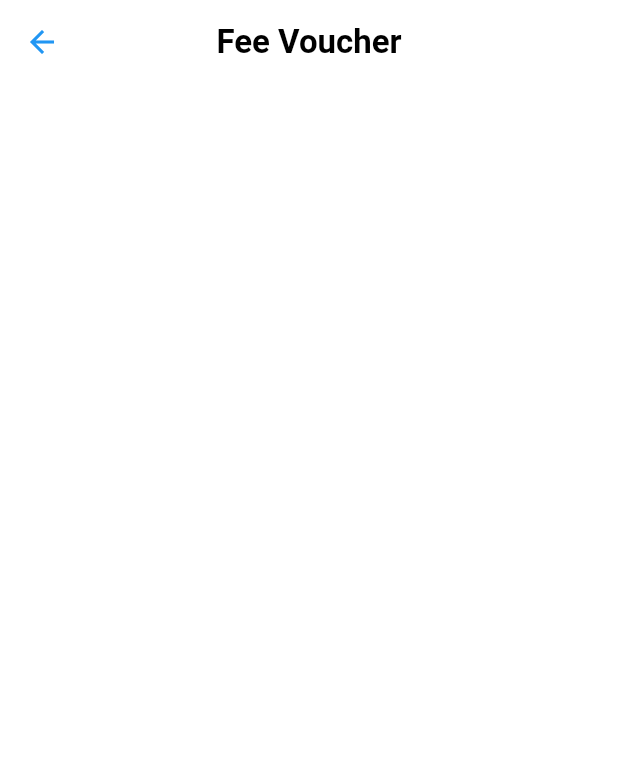
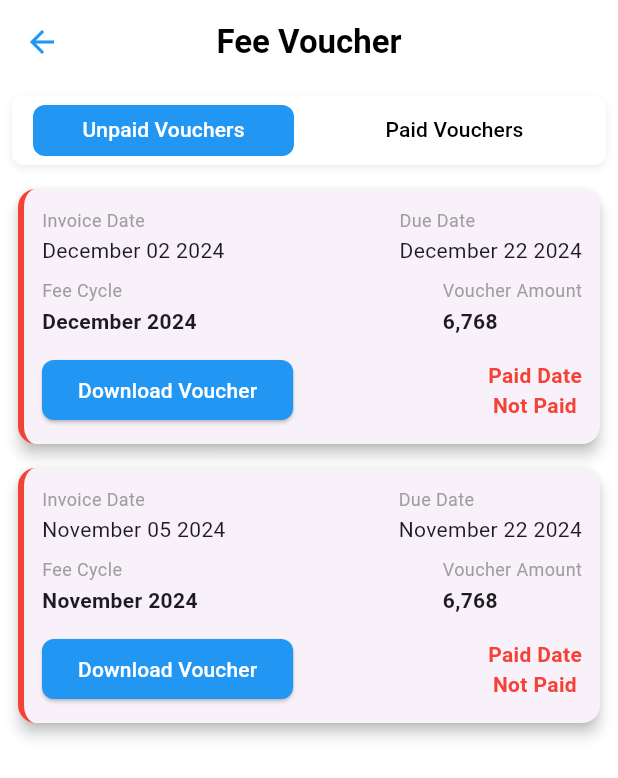
Before and after one commit to Syed-Sabeer/SM-Public-School-Flutter-App, a Flutter app: the FeeVoucherView screen opened directly, on a phone screen of 412 x 824 dp. Shown: the top 778 px of the screen. Run offline on Flutter 3.47's test engine with Material 3 defaults, Android fonts, the phone set to English and light mode, and no system bars; our stand-ins replace cloud_firestore, firebase_auth, firebase_core, flutter_svg, pdf, permission_handler; accounts and stored records are empty; project files that could hold a hidden picture were left out.

Commit message:
fee voucher pages updated

```diff
--- a/lib/main/inner_pages/fee_voucher.dart
+++ b/lib/main/inner_pages/fee_voucher.dart
@@ -1,17 +1,66 @@
 import 'package:flutter/material.dart';
 import '../widgets/app_bar.dart';
-
+import '../widgets/horizontaltab.dart';
+import 'widgets/fee_voucher_widget.dart';
 
 class FeeVoucherView extends StatelessWidget {
   const FeeVoucherView({super.key});
+
   @override
   Widget build(BuildContext context) {
     return Scaffold(
-        appBar: const CustomAppBar(
+      appBar: const CustomAppBar(
         title: 'Fee Voucher',
         isDashboard: false,
       ),
       backgroundColor: Colors.white,
-      );
+      body: HorizontalTab(
+        tabs: ['Unpaid Vouchers', 'Paid Vouchers'],
+        contents: [
+          // Unpaid Vouchers Tab Content
+          ListView(
+            children: const [
+              FeeVoucherWidget(
+                invoiceDate: 'December 02 2024',
+                dueDate: 'December 22 2024',
+                feeCycle: 'December 2024',
+                voucherAmount: '6,768',
+                paidDate: 'Not Paid',
+                isPaid: false,
+              ),
+              FeeVoucherWidget(
+                invoiceDate: 'November 05 2024',
+                dueDate: 'November 22 2024',
+                feeCycle: 'November 2024',
+                voucherAmount: '6,768',
+                paidDate: 'Not Paid',
+                isPaid: false,
+              ),
+            ],
+          ),
+          // Paid Vouchers Tab Content
+          ListView(
+            children: const [
+              FeeVoucherWidget(
+                invoiceDate: 'October 01 2024',
+                dueDate: 'October 22 2024',
+                feeCycle: 'October 2024',
+                voucherAmount: '6,768',
+                paidDate: 'October 04 2024',
+                isPaid: true,
+              ),
+              FeeVoucherWidget(
+                invoiceDate: 'November 05 2024',
+                dueDate: 'November 22 2024',
+                feeCycle: 'November 2024',
+                voucherAmount: '6,768',
+                paidDate: 'November 15 2024',
+                isPaid: true,
+              ),
+            ],
+          ),
+        ],
+      ),
+    );
   }
 }
--- /dev/null
+++ b/lib/main/inner_pages/widgets/fee_voucher_widget.dart
@@ -0,0 +1,119 @@
+import 'package:flutter/material.dart';
+
+class FeeVoucherWidget extends StatelessWidget {
+  final String invoiceDate;
+  final String dueDate;
+  final String feeCycle;
+  final String voucherAmount;
+  final String paidDate;
+  final bool isPaid;
+
+  const FeeVoucherWidget({
+    super.key,
+    required this.invoiceDate,
+    required this.dueDate,
+    required this.feeCycle,
+    required this.voucherAmount,
+    required this.paidDate,
+    this.isPaid = false,
+  });
+
+  @override
+  Widget build(BuildContext context) {
+    return Card(
+      margin: const EdgeInsets.symmetric(horizontal: 12, vertical: 8),
+      shape: RoundedRectangleBorder(
+        borderRadius: BorderRadius.circular(12),
+      ),
+      elevation: 4,
+      child: Container(
+        padding: const EdgeInsets.all(12),
+        decoration: BoxDecoration(
+          borderRadius: BorderRadius.circular(12),
+          border: Border(
+            left: BorderSide(
+              color: isPaid ? Colors.green : Colors.red,
+              width: 4,
+            ),
+          ),
+        ),
+        child: Column(
+          crossAxisAlignment: CrossAxisAlignment.start,
+          children: [
+            // Top Row - Invoice Date and Due Date
+            Row(
+              mainAxisAlignment: MainAxisAlignment.spaceBetween,
+              children: [
+                _buildDetail('Invoice Date', invoiceDate),
+                _buildDetail('Due Date', dueDate),
+              ],
+            ),
+            const SizedBox(height: 8),
+
+            // Middle Row - Fee Cycle and Voucher Amount
+            Row(
+              mainAxisAlignment: MainAxisAlignment.spaceBetween,
+              children: [
+                _buildDetail('Fee Cycle', feeCycle, bold: true),
+                _buildDetail('Voucher Amount', voucherAmount, bold: true),
+              ],
+            ),
+            const SizedBox(height: 12),
+
+            // Download Button and Paid Date
+            Row(
+              mainAxisAlignment: MainAxisAlignment.spaceBetween,
+              children: [
+                ElevatedButton(
+                  onPressed: () {
+                    // Handle download logic here
+                  },
+                  style: ElevatedButton.styleFrom(
+                    backgroundColor: Colors.blue,
+                    shape: RoundedRectangleBorder(
+                      borderRadius: BorderRadius.circular(8),
+                    ),
+                  ),
+                  child: const Text(
+                    'Download Voucher',
+                    style: TextStyle(color: Colors.white),
+                  ),
+                ),
+                Text(
+                  'Paid Date\n$paidDate',
+                  style: TextStyle(
+                    color: isPaid ? Colors.green : Colors.red,
+                    fontSize: 14,
+                    fontWeight: FontWeight.bold,
+                  ),
+                  textAlign: TextAlign.center,
+                ),
+              ],
+            ),
+          ],
+        ),
+      ),
+    );
+  }
+
+  // Helper Method to Build Details
+  Widget _buildDetail(String title, String value, {bool bold = false}) {
+    return Column(
+      crossAxisAlignment: CrossAxisAlignment.start,
+      children: [
+        Text(
+          title,
+          style: const TextStyle(fontSize: 12, color: Colors.grey),
+        ),
+        const SizedBox(height: 2),
+        Text(
+          value,
+          style: TextStyle(
+            fontSize: 14,
+            fontWeight: bold ? FontWeight.bold : FontWeight.normal,
+          ),
+        ),
+      ],
+    );
+  }
+}
--- /dev/null
+++ b/lib/main/widgets/horizontalTab.dart
@@ -0,0 +1,67 @@
+import 'package:flutter/material.dart';
+
+class HorizontalTab extends StatelessWidget {
+  final List<String> tabs; // Tab titles
+  final List<Widget> contents; // Tab contents
+
+  const HorizontalTab({
+    super.key,
+    required this.tabs,
+    required this.contents,
+  }) : assert(tabs.length == contents.length,
+            'Tabs and contents length must be equal');
+
+  @override
+  Widget build(BuildContext context) {
+    return DefaultTabController(
+      length: tabs.length, // Number of tabs dynamically
+      child: Column(
+        children: [
+          // TabBar with a custom look
+          Container(
+            margin: const EdgeInsets.symmetric(horizontal: 8, vertical: 8),
+            padding: const EdgeInsets.all(4),
+            decoration: BoxDecoration(
+              color: Colors.white,
+              borderRadius: BorderRadius.circular(8),
+              boxShadow: [
+                BoxShadow(
+                  color: Colors.grey.withOpacity(0.2),
+                  blurRadius: 4,
+                  offset: const Offset(0, 2),
+                ),
+              ],
+            ),
+            child: TabBar(
+              labelColor: Colors.white,
+              unselectedLabelColor: Colors.black,
+              indicator: BoxDecoration(
+                color: Colors.blue, // Active tab background
+                borderRadius: BorderRadius.circular(8),
+              ),
+              dividerColor: Colors.transparent, // Remove bottom border
+              indicatorPadding: const EdgeInsets.all(2),
+              labelPadding: const EdgeInsets.symmetric(horizontal: 8),
+              tabs: tabs.map((title) {
+                return Container(
+                  height: 36, // Tab height
+                  alignment: Alignment.center,
+                  child: Text(
+                    title,
+                    style: const TextStyle(fontSize: 14, fontWeight: FontWeight.w500),
+                  ),
+                );
+              }).toList(),
+            ),
+          ),
+          // Tab Contents
+          Expanded(
+            child: TabBarView(
+              children: contents,
+            ),
+          ),
+        ],
+      ),
+    );
+  }
+}
```
